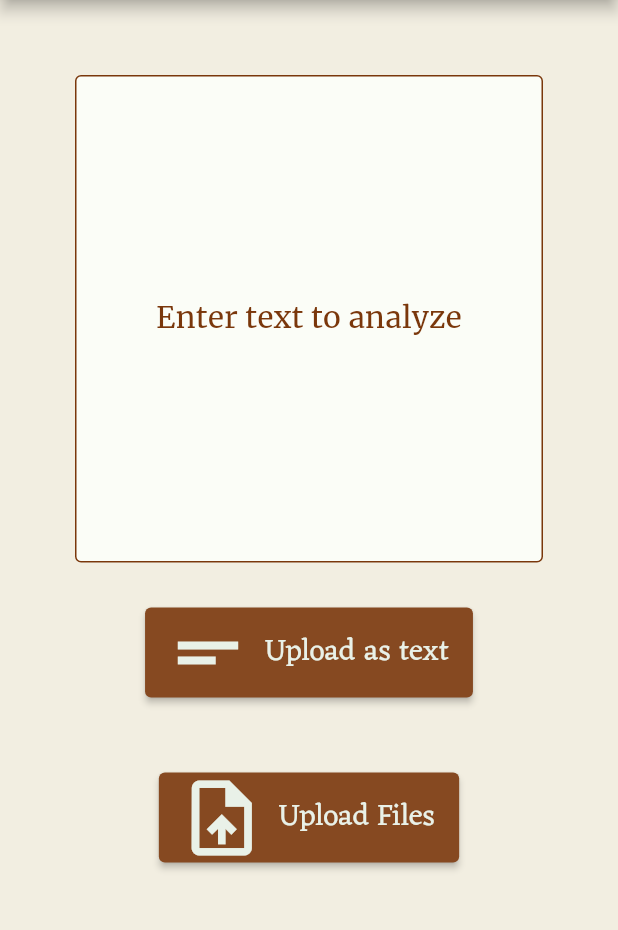
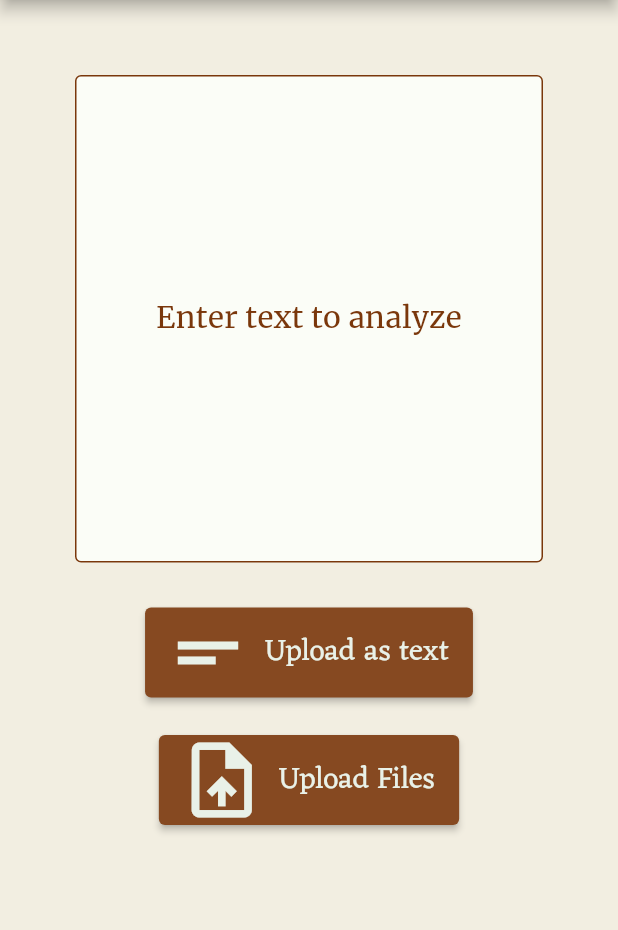
Before and after one commit to InnoSWP/fix_my_english_bs21_05, a Flutter app: the screen it shows after launch, on a phone screen of 412 x 824 dp, the part 84-1014 px from its top. Run offline on Flutter 3.47's test engine with Material 2 defaults, Android fonts, the phone set to English and light mode, and no system bars; our stand-ins replace file_picker; missing offline and left inert: syncfusion_flutter_pdf.

Commit message:
Fix padding error

```diff
--- a/lib/pages.dart
+++ b/lib/pages.dart
@@ -63,7 +63,7 @@ class StartPageWidget extends StatelessWidget {
                     mainAxisAlignment: MainAxisAlignment.spaceEvenly,
                     children: [
                       Padding(
-                        padding: const EdgeInsets.only(bottom: 50),
+                        padding: const EdgeInsets.only(bottom: 25),
                         child: ElevatedButton.icon(
                           onPressed: () {
                             //If user typed something into text field send it to IExtract API, then call callback
```
